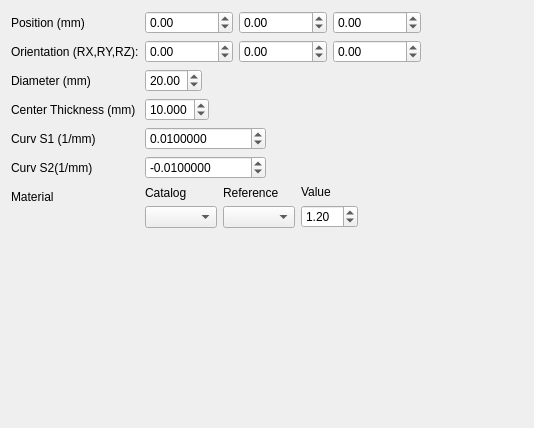
This is freecad/pyoptools/GUI/SphericalLens.ui in cihologramas/freecad-pyoptools as Qt 5 draws it before an edit. The edited form follows.
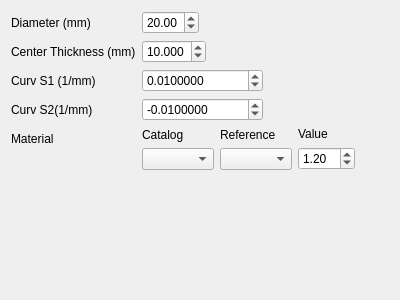
This is the edited form.

Commit message:
Using the positionWidget
All the optical components are using now the position widget.

Diff of the .ui file:
```diff
--- a/freecad/pyoptools/GUI/SphericalLens.ui
+++ b/freecad/pyoptools/GUI/SphericalLens.ui
@@ -1,13 +1,13 @@
 <?xml version="1.0" encoding="UTF-8"?>
 <ui version="4.0">
- <class>Dialog</class>
- <widget class="QDialog" name="Dialog">
+ <class>Form</class>
+ <widget class="QWidget" name="Form">
   <property name="geometry">
    <rect>
     <x>0</x>
     <y>0</y>
-    <width>534</width>
-    <height>428</height>
+    <width>400</width>
+    <height>300</height>
    </rect>
   </property>
   <property name="windowTitle">
@@ -22,28 +22,28 @@
      <property name="fieldGrowthPolicy">
       <enum>QFormLayout::ExpandingFieldsGrow</enum>
      </property>
-     <item row="2" column="0">
+     <item row="0" column="0">
       <widget class="QLabel" name="label_2">
        <property name="text">
         <string>Diameter (mm)</string>
        </property>
       </widget>
      </item>
-     <item row="2" column="1">
+     <item row="0" column="1">
       <widget class="QDoubleSpinBox" name="D">
        <property name="value">
         <double>20.000000000000000</double>
        </property>
       </widget>
      </item>
-     <item row="3" column="0">
+     <item row="1" column="0">
       <widget class="QLabel" name="label">
        <property name="text">
         <string>Center Thickness (mm)</string>
        </property>
       </widget>
      </item>
-     <item row="3" column="1">
+     <item row="1" column="1">
       <widget class="QDoubleSpinBox" name="CT">
        <property name="decimals">
         <number>3</number>
@@ -53,14 +53,14 @@
        </property>
       </widget>
      </item>
-     <item row="4" column="0">
+     <item row="2" column="0">
       <widget class="QLabel" name="label_3">
        <property name="text">
         <string>Curv S1 (1/mm)</string>
        </property>
       </widget>
      </item>
-     <item row="4" column="1">
+     <item row="2" column="1">
       <widget class="QDoubleSpinBox" name="CS1">
        <property name="decimals">
         <number>7</number>
@@ -76,14 +76,14 @@
        </property>
       </widget>
      </item>
-     <item row="5" column="0">
+     <item row="3" column="0">
       <widget class="QLabel" name="label_4">
        <property name="text">
         <string>Curv S2(1/mm)</string>
        </property>
       </widget>
      </item>
-     <item row="5" column="1">
+     <item row="3" column="1">
       <widget class="QDoubleSpinBox" name="CS2">
        <property name="decimals">
         <number>7</number>
@@ -99,14 +99,14 @@
        </property>
       </widget>
      </item>
-     <item row="6" column="0">
+     <item row="4" column="0">
       <widget class="QLabel" name="label_5">
        <property name="text">
         <string>Material</string>
        </property>
       </widget>
      </item>
-     <item row="6" column="1">
+     <item row="4" column="1">
       <layout class="QHBoxLayout" name="horizontalLayout_2">
        <item>
         <layout class="QVBoxLayout" name="verticalLayout_4">
@@ -162,91 +162,6 @@
        </item>
       </layout>
      </item>
-     <item row="1" column="0">
-      <widget class="QLabel" name="label_7">
-       <property name="text">
-        <string>Orientation (RX,RY,RZ):</string>
-       </property>
-      </widget>
-     </item>
-     <item row="0" column="0">
-      <widget class="QLabel" name="label_10">
-       <property name="text">
-        <string>Position (mm)</string>
-       </property>
-      </widget>
-     </item>
-     <item row="0" column="1">
-      <layout class="QHBoxLayout" name="horizontalLayout_3">
-       <item>
-        <widget class="QDoubleSpinBox" name="Xpos">
-         <property name="minimum">
-          <double>-1000000.000000000000000</double>
-         </property>
-         <property name="maximum">
-          <double>1000000.000000000000000</double>
-         </property>
-        </widget>
-       </item>
-       <item>
-        <widget class="QDoubleSpinBox" name="Ypos">
-         <property name="minimum">
-          <double>-1000000.000000000000000</double>
-         </property>
-         <property name="maximum">
-          <double>1000000.000000000000000</double>
-         </property>
-        </widget>
-       </item>
-       <item>
-        <widget class="QDoubleSpinBox" name="Zpos">
-         <property name="minimum">
-          <double>-1000000.000000000000000</double>
-         </property>
-         <property name="maximum">
-          <double>1000000.000000000000000</double>
-         </property>
-        </widget>
-       </item>
-      </layout>
-     </item>
-     <item row="1" column="1">
-      <layout class="QHBoxLayout" name="horizontalLayout">
-       <item>
-        <widget class="QDoubleSpinBox" name="Xrot">
-         <property name="minimum">
-          <double>-1000000.000000000000000</double>
-         </property>
-         <property name="maximum">
-          <double>1000000.000000000000000</double>
-         </property>
-        </widget>
-       </item>
-       <item>
-        <widget class="QDoubleSpinBox" name="Yrot">
-         <property name="minimum">
-          <double>-1000000.000000000000000</double>
-         </property>
-         <property name="maximum">
-          <double>1000000.000000000000000</double>
-         </property>
-         <property name="value">
-          <double>0.000000000000000</double>
-         </property>
-        </widget>
-       </item>
-       <item>
-        <widget class="QDoubleSpinBox" name="Zrot">
-         <property name="minimum">
-          <double>-1000000.000000000000000</double>
-         </property>
-         <property name="maximum">
-          <double>1000000.000000000000000</double>
-         </property>
-        </widget>
-       </item>
-      </layout>
-     </item>
     </layout>
    </item>
   </layout>
```
Left out of the diff: 2 changed lines with no effect on the pictures. The commit also changes 21 other files.
